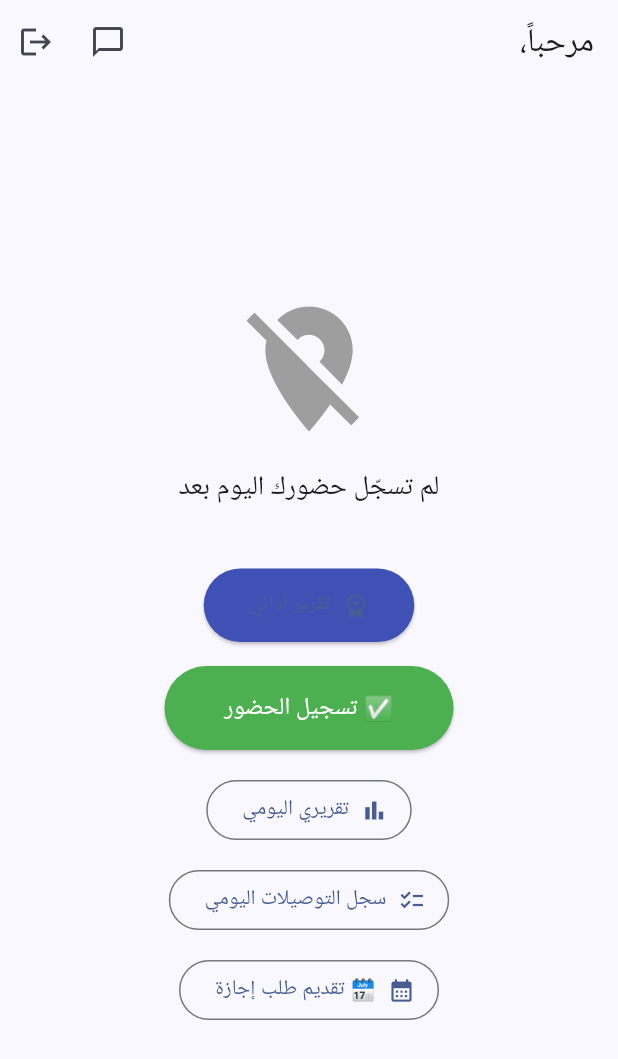
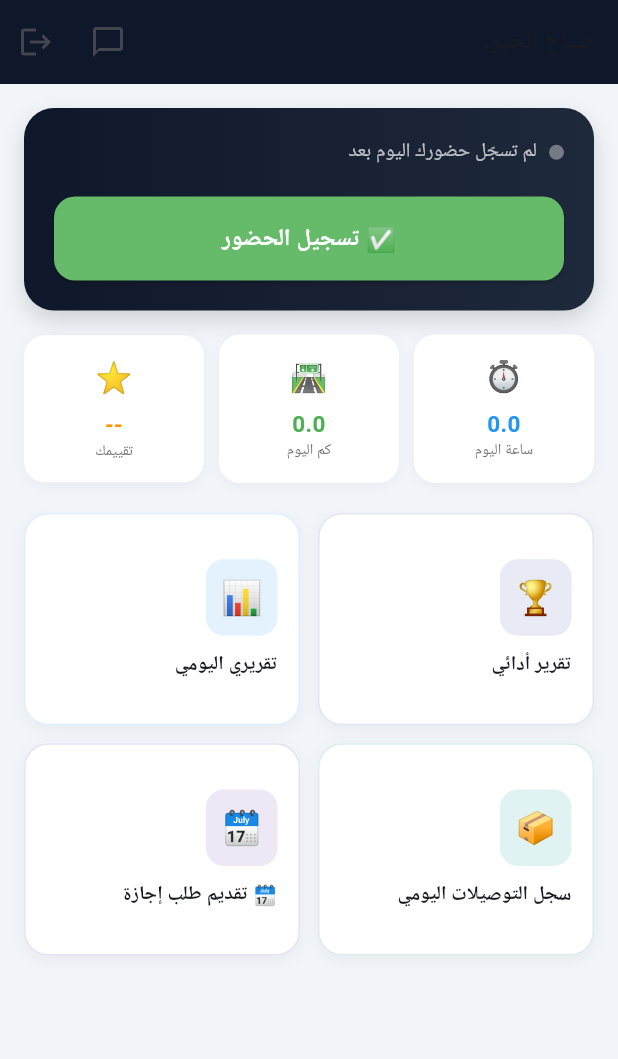
Before and after one commit to kahlediiiuu/nahj-delivery, a Flutter app: the HomeScreen screen opened directly, on a phone screen of 412 x 824 dp. Shown: the top 1059 px of the screen. Run offline on Flutter 3.47's test engine with Material 3 defaults, Android fonts, the phone set to English and light mode, and no system bars; our stand-ins replace battery_plus, connectivity_plus, firebase_core, firebase_messaging, flutter_local_notifications, geolocator and 2 more; missing offline and left inert: flutter_background_service; accounts and stored records are empty; network calls fail; statements that could not run were skipped.

Commit message:
Update home_screen.dart

```diff
--- a/mobile-app/lib/screens/home_screen.dart
+++ b/mobile-app/lib/screens/home_screen.dart
@@ -30,6 +30,9 @@ class _HomeScreenState extends State<HomeScreen> {
   int _consecutiveDays = 0;
   String? _whatsappNumber;
   String? _phoneNumber;
+  double _todayHours = 0;
+  double _todayDistance = 0;
+  String _todayRating = '--';
 
   @override
   void initState() {
@@ -41,14 +44,29 @@ class _HomeScreenState extends State<HomeScreen> {
     _setupPushNotifications();
     _loadAchievements();
     _loadContactInfo();
+    ApiService.registerLanguage(AppStrings.currentLang);
     _unreadTimer = Timer.periodic(const Duration(seconds: 15), (_) => _refreshUnread());
   }
 
   Future<void> _loadAchievements() async {
     try {
       final result = await ApiService.getMyReport();
-      if (mounted) setState(() => _consecutiveDays = result['consecutiveDays'] ?? 0);
+      if (mounted) {
+        setState(() {
+          _consecutiveDays = result['consecutiveDays'] ?? 0;
+          _todayHours = (result['hoursWorked'] ?? 0).toDouble();
+          _todayDistance = (result['distanceKm'] ?? 0).toDouble();
+          _todayRating = result['rating']?.toString() ?? '--';
+        });
+      }
     } catch (_) {}
+  }
+
+  String _timeBasedGreeting() {
+    final hour = DateTime.now().hour;
+    if (hour < 12) return AppStrings.currentLang == 'ar' ? 'صباح الخير' : (AppStrings.currentLang == 'bn' ? 'শুভ সকাল' : 'Good morning');
+    if (hour < 17) return AppStrings.currentLang == 'ar' ? 'مساء الخير' : (AppStrings.currentLang == 'bn' ? 'শুভ বিকাল' : 'Good afternoon');
+    return AppStrings.currentLang == 'ar' ? 'مساء الخير' : (AppStrings.currentLang == 'bn' ? 'শুভ সন্ধ্যা' : 'Good evening');
   }
 
   Future<void> _loadContactInfo() async {
@@ -288,8 +306,11 @@ class _HomeScreenState extends State<HomeScreen> {
   @override
   Widget build(BuildContext context) {
     return Scaffold(
+      backgroundColor: const Color(0xFFF1F5F9),
       appBar: AppBar(
-        title: Text('${AppStrings.get("welcome")}، $_driverName'),
+        elevation: 0,
+        backgroundColor: const Color(0xFF0F172A),
+        title: Text('${_timeBasedGreeting()}، $_driverName', style: const TextStyle(fontSize: 17)),
         actions: [
           Stack(
             children: [
@@ -314,93 +335,105 @@ class _HomeScreenState extends State<HomeScreen> {
           IconButton(icon: const Icon(Icons.logout), onPressed: _logout),
         ],
       ),
-      body: Center(
-        child: Column(
-          mainAxisAlignment: MainAxisAlignment.center,
+      body: RefreshIndicator(
+        onRefresh: () async {
+          await _loadAchievements();
+          await _syncShiftStatus();
+        },
+        child: ListView(
+          padding: const EdgeInsets.all(16),
           children: [
-            if (_consecutiveDays > 0)
-              Container(
-                margin: const EdgeInsets.only(bottom: 16),
-                padding: const EdgeInsets.symmetric(horizontal: 20, vertical: 12),
-                decoration: BoxDecoration(
-                  color: Colors.amber.withOpacity(0.15),
-                  borderRadius: BorderRadius.circular(30),
-                  border: Border.all(color: Colors.amber),
-                ),
-                child: Row(
-                  mainAxisSize: MainAxisSize.min,
-                  children: [
-                    const Text('🔥', style: TextStyle(fontSize: 20)),
-                    const SizedBox(width: 8),
-                    Text(
-                      '$_consecutiveDays يوم عمل متتالي',
-                      style: const TextStyle(fontWeight: FontWeight.bold, color: Colors.orange),
+            Container(
+              padding: const EdgeInsets.all(20),
+              decoration: BoxDecoration(
+                gradient: const LinearGradient(colors: [Color(0xFF0F172A), Color(0xFF1E293B)]),
+                borderRadius: BorderRadius.circular(20),
+                boxShadow: [BoxShadow(color: Colors.black.withOpacity(0.15), blurRadius: 12, offset: const Offset(0, 6))],
+              ),
+              child: Column(
+                crossAxisAlignment: CrossAxisAlignment.start,
+                children: [
+                  Row(
+                    mainAxisAlignment: MainAxisAlignment.spaceBetween,
+                    children: [
+                      Row(
+                        children: [
+                          Container(
+                            width: 10, height: 10,
+                            decoration: BoxDecoration(
+                              shape: BoxShape.circle,
+                              color: _onShift ? Colors.greenAccent : Colors.white38,
+                            ),
+                          ),
+                          const SizedBox(width: 8),
+                          Text(
+                            _onShift ? AppStrings.get('onShift') : AppStrings.get('offShift'),
+                            style: const TextStyle(color: Colors.white70, fontSize: 13),
+                          ),
+                        ],
+                      ),
+                      if (_consecutiveDays > 0)
+                        Container(
+                          padding: const EdgeInsets.symmetric(horizontal: 10, vertical: 4),
+                          decoration: BoxDecoration(color: Colors.amber.withOpacity(0.2), borderRadius: BorderRadius.circular(20)),
+                          child: Text('🔥 $_consecutiveDays يوم متتالي', style: const TextStyle(color: Colors.amber, fontSize: 11, fontWeight: FontWeight.bold)),
+                        ),
+                    ],
+                  ),
+                  const SizedBox(height: 20),
+                  SizedBox(
+                    width: double.infinity,
+                    child: ElevatedButton(
+                      onPressed: _loading ? null : _toggleShift,
+                      style: ElevatedButton.styleFrom(
+                        backgroundColor: _onShift ? Colors.red.shade400 : Colors.green.shade400,
+                        padding: const EdgeInsets.symmetric(vertical: 16),
+                        shape: RoundedRectangleBorder(borderRadius: BorderRadius.circular(14)),
+                      ),
+                      child: _loading
+                          ? const SizedBox(height: 20, width: 20, child: CircularProgressIndicator(color: Colors.white, strokeWidth: 2))
+                          : Text(
+                              _onShift ? AppStrings.get('endShift') : AppStrings.get('startShift'),
+                              style: const TextStyle(fontSize: 16, color: Colors.white, fontWeight: FontWeight.bold),
+                            ),
                     ),
-                  ],
-                ),
+                  ),
+                ],
               ),
-            Icon(
-              _onShift ? Icons.location_on : Icons.location_off,
-              size: 100,
-              color: _onShift ? Colors.green : Colors.grey,
             ),
+
             const SizedBox(height: 16),
-            Text(
-              _onShift ? AppStrings.get('onShift') : AppStrings.get('offShift'),
-              style: const TextStyle(fontSize: 18),
+
+            Row(
+              children: [
+                Expanded(child: _statCard('⏱️', '$_todayHours', 'ساعة اليوم', Colors.blue)),
+                const SizedBox(width: 10),
+                Expanded(child: _statCard('🛣️', '$_todayDistance', 'كم اليوم', Colors.green)),
+                const SizedBox(width: 10),
+                Expanded(child: _statCard('⭐', _todayRating, 'تقييمك', Colors.orange)),
+              ],
             ),
-            const SizedBox(height: 40),
-            ElevatedButton.icon(
-              onPressed: () => Navigator.of(context).push(
-                MaterialPageRoute(builder: (_) => const PerformanceReportScreen()),
-              ),
-              icon: const Icon(Icons.workspace_premium),
-              label: Text(AppStrings.get('performanceReport')),
-              style: ElevatedButton.styleFrom(backgroundColor: Colors.indigo, padding: const EdgeInsets.symmetric(horizontal: 30, vertical: 14)),
+
+            const SizedBox(height: 20),
+
+            GridView.count(
+              shrinkWrap: true,
+              physics: const NeverScrollableScrollPhysics(),
+              crossAxisCount: 2,
+              mainAxisSpacing: 12,
+              crossAxisSpacing: 12,
+              childAspectRatio: 1.3,
+              children: [
+                _featureCard('🏆', AppStrings.get('performanceReport'), Colors.indigo, () => Navigator.of(context).push(MaterialPageRoute(builder: (_) => const PerformanceReportScreen()))),
+                _featureCard('📊', AppStrings.get('myDailyReport'), Colors.blue, () => Navigator.of(context).push(MaterialPageRoute(builder: (_) => const MyReportScreen()))),
+                _featureCard('📦', AppStrings.get('dailyLog'), Colors.teal, () => Navigator.of(context).push(MaterialPageRoute(builder: (_) => const DailyLogScreen()))),
+                _featureCard('🗓️', AppStrings.get('requestLeave'), Colors.deepPurple, () => Navigator.of(context).push(MaterialPageRoute(builder: (_) => const LeaveRequestScreen()))),
+              ],
             ),
-            const SizedBox(height: 16),
-            ElevatedButton(
-              onPressed: _loading ? null : _toggleShift,
-              style: ElevatedButton.styleFrom(
-                backgroundColor: _onShift ? Colors.red : Colors.green,
-                padding: const EdgeInsets.symmetric(horizontal: 40, vertical: 16),
-              ),
-              child: _loading
-                  ? const CircularProgressIndicator(color: Colors.white)
-                  : Text(
-                      _onShift ? AppStrings.get('endShift') : AppStrings.get('startShift'),
-                      style: const TextStyle(fontSize: 16, color: Colors.white),
-                    ),
-            ),
-            const SizedBox(height: 16),
-            OutlinedButton.icon(
-              onPressed: () => Navigator.of(context).push(
-                MaterialPageRoute(builder: (_) => const MyReportScreen()),
-              ),
-              icon: const Icon(Icons.bar_chart),
-              label: Text(AppStrings.get('myDailyReport')),
-            ),
-            const SizedBox(height: 12),
-            OutlinedButton.icon(
-              onPressed: () => Navigator.of(context).push(
-                MaterialPageRoute(builder: (_) => const DailyLogScreen()),
-              ),
-              icon: const Icon(Icons.checklist),
-              label: Text(AppStrings.get('dailyLog')),
-            ),
-            const SizedBox(height: 12),
-            OutlinedButton.icon(
-              onPressed: () => Navigator.of(context).push(
-                MaterialPageRoute(builder: (_) => const LeaveRequestScreen()),
-              ),
-              icon: const Icon(Icons.calendar_month),
-              label: Text(AppStrings.get('requestLeave')),
-            ),
+
             if ((_whatsappNumber?.isNotEmpty ?? false) || (_phoneNumber?.isNotEmpty ?? false)) ...[
               const SizedBox(height: 24),
-              const Divider(),
-              const SizedBox(height: 8),
-              const Text('تواصل مباشر مع الإدارة', style: TextStyle(color: Colors.grey, fontSize: 13)),
+              Center(child: Text('تواصل مباشر مع الإدارة', style: TextStyle(color: Colors.grey.shade600, fontSize: 13))),
               const SizedBox(height: 10),
               Row(
                 mainAxisAlignment: MainAxisAlignment.center,
@@ -424,6 +457,55 @@ class _HomeScreenState extends State<HomeScreen> {
                 ],
               ),
             ],
+            const SizedBox(height: 20),
+          ],
+        ),
+      ),
+    );
+  }
+
+  Widget _statCard(String emoji, String value, String label, Color color) {
+    return Container(
+      padding: const EdgeInsets.symmetric(vertical: 14, horizontal: 8),
+      decoration: BoxDecoration(
+        color: Colors.white,
+        borderRadius: BorderRadius.circular(14),
+        boxShadow: [BoxShadow(color: Colors.black.withOpacity(0.04), blurRadius: 6, offset: const Offset(0, 2))],
+      ),
+      child: Column(
+        children: [
+          Text(emoji, style: const TextStyle(fontSize: 20)),
+          const SizedBox(height: 6),
+          Text(value, style: TextStyle(fontSize: 15, fontWeight: FontWeight.bold, color: color)),
+          Text(label, style: TextStyle(fontSize: 10, color: Colors.grey.shade600)),
+        ],
+      ),
+    );
+  }
+
+  Widget _featureCard(String emoji, String label, Color color, VoidCallback onTap) {
+    return InkWell(
+      onTap: onTap,
+      borderRadius: BorderRadius.circular(16),
+      child: Container(
+        padding: const EdgeInsets.all(14),
+        decoration: BoxDecoration(
+          color: Colors.white,
+          borderRadius: BorderRadius.circular(16),
+          border: Border.all(color: color.withOpacity(0.15)),
+          boxShadow: [BoxShadow(color: Colors.black.withOpacity(0.04), blurRadius: 8, offset: const Offset(0, 3))],
+        ),
+        child: Column(
+          crossAxisAlignment: CrossAxisAlignment.start,
+          mainAxisAlignment: MainAxisAlignment.center,
+          children: [
+            Container(
+              padding: const EdgeInsets.all(10),
+              decoration: BoxDecoration(color: color.withOpacity(0.12), borderRadius: BorderRadius.circular(12)),
+              child: Text(emoji, style: const TextStyle(fontSize: 22)),
+            ),
+            const SizedBox(height: 10),
+            Text(label, style: const TextStyle(fontWeight: FontWeight.bold, fontSize: 13), maxLines: 2),
           ],
         ),
       ),
```
